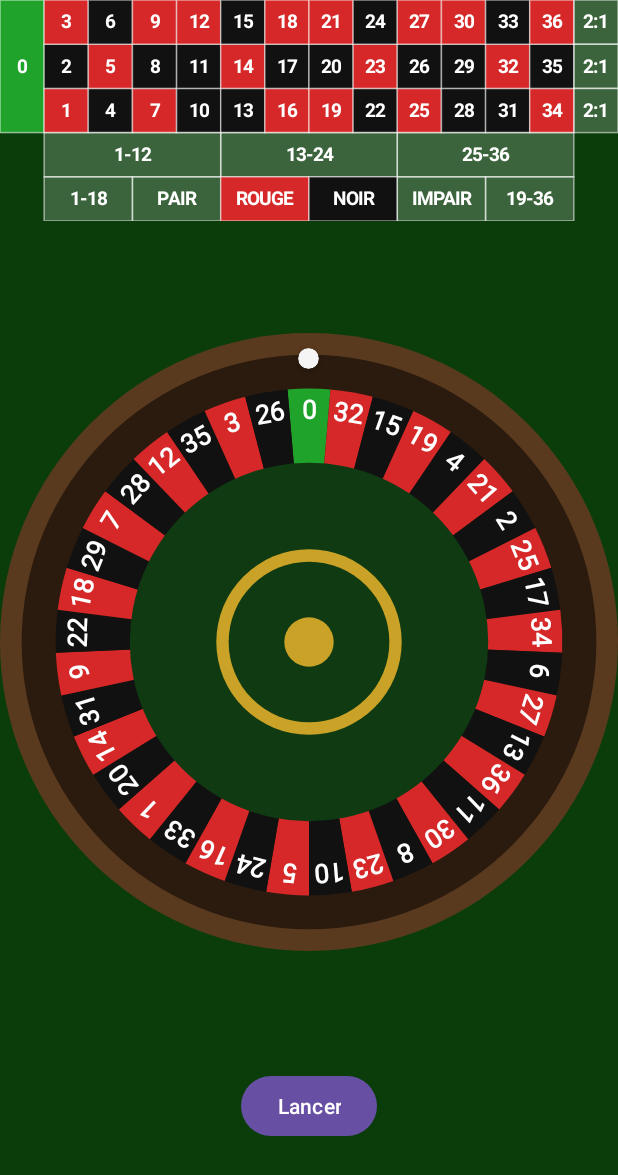
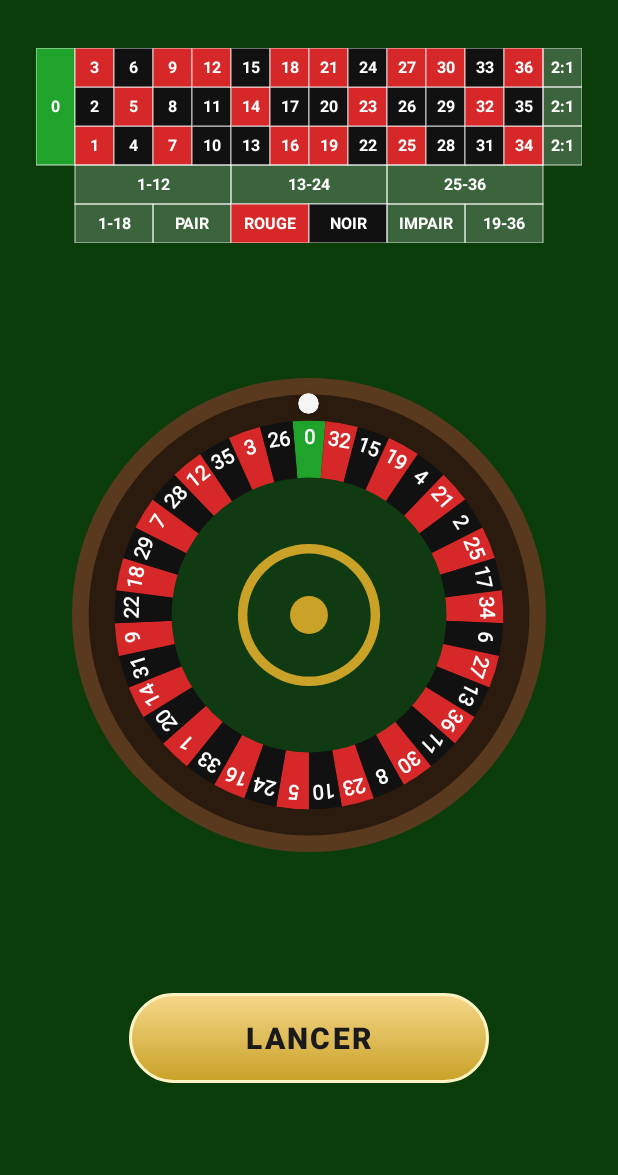
Before and after one commit to Nerbyfile/Gambling_Mania, an Android app: the Roulette_rotate_activity screen opened directly, with no data from a screen before it, on a phone screen of 412 x 824 dp. Shown: the top 1175 px of the screen. Run offline under Robolectric (Android 15) with nearby library versions, the phone set to English and light mode, and no system bars.

Commit message:
modif ui tirage a la roulette, ajout d'un fake historique quand creation d'un table de roulette et pb taille roulette history, reglage pb temps restant pour bet quand on arrive sur une roulette en multi

```diff
--- /dev/null
+++ b/app/src/main/res/drawable/btn_spin_bg.xml
@@ -0,0 +1,27 @@
+<?xml version="1.0" encoding="utf-8"?>
+<ripple xmlns:android="http://schemas.android.com/apk/res/android"
+    android:color="#66FFFFFF">
+    <item>
+        <selector>
+            <!-- désactivé (pendant le tirage) -->
+            <item android:state_enabled="false">
+                <shape android:shape="rectangle">
+                    <solid android:color="#8C8C8C" />
+                    <stroke android:width="2dp" android:color="#B5B5B5" />
+                    <corners android:radius="32dp" />
+                </shape>
+            </item>
+            <!-- actif : dégradé doré -->
+            <item>
+                <shape android:shape="rectangle">
+                    <gradient
+                        android:angle="270"
+                        android:endColor="#C9A227"
+                        android:startColor="#F5D78A" />
+                    <stroke android:width="2dp" android:color="#FFF3C4" />
+                    <corners android:radius="32dp" />
+                </shape>
+            </item>
+        </selector>
+    </item>
+</ripple>
--- a/app/src/main/res/layout/activity_roulette_rotate.xml
+++ b/app/src/main/res/layout/activity_roulette_rotate.xml
@@ -5,13 +5,14 @@
     android:id="@+id/main"
     android:layout_width="match_parent"
     android:layout_height="match_parent"
-    android:background="#0B3D0B"
-    android:padding="24dp">
+    android:background="#0B3D0B">
 
+    <!-- Table à l'horizontale, avec les paris -->
     <com.example.my_application_sandbox.MiniTableView
         android:id="@+id/mini_table"
         android:layout_width="0dp"
         android:layout_height="0dp"
+        android:layout_marginTop="8dp"
         app:layout_constraintDimensionRatio="H,14:5"
         app:layout_constraintEnd_toEndOf="parent"
         app:layout_constraintStart_toStartOf="parent"
@@ -26,6 +27,7 @@
         app:layout_constraintDimensionRatio="1:1"
         app:layout_constraintEnd_toEndOf="parent"
         app:layout_constraintStart_toStartOf="parent"
+        android:layout_marginHorizontal="24dp"
         android:layout_marginTop="12dp"
         app:layout_constraintTop_toBottomOf="@+id/mini_table">
 
@@ -59,10 +61,20 @@
         android:layout_width="wrap_content"
         android:layout_height="wrap_content"
         android:layout_marginTop="16dp"
-        android:text="Lancer"
+        android:text="LANCER"
         app:layout_constraintTop_toBottomOf="@+id/wheel_container"
         app:layout_constraintBottom_toBottomOf="parent"
         app:layout_constraintStart_toStartOf="parent"
-        app:layout_constraintEnd_toEndOf="parent" />
+        app:layout_constraintEnd_toEndOf="parent"
+        android:background="@drawable/btn_spin_bg"
+        android:elevation="6dp"
+        android:fontFamily="sans-serif-black"
+        android:letterSpacing="0.08"
+        android:minWidth="240dp"
+        android:minHeight="60dp"
+        android:paddingHorizontal="32dp"
+        android:textColor="#1A1A1A"
+        android:textSize="20sp"
+        app:backgroundTint="@null" />
 
 </androidx.constraintlayout.widget.ConstraintLayout>
```
Also changed, not shown: app/src/main/java/com/example/my_application_sandbox/ChipOverlayView.java (+7 -0 lines), app/src/main/java/com/example/my_application_sandbox/MiniTableView.java (+45 -9 lines), app/src/main/java/com/example/my_application_sandbox/RouletteHistory.java (+10 -0 lines), app/src/main/java/com/example/my_application_sandbox/RouletteTableSession.java (+23 -4 lines), app/src/main/java/com/example/my_application_sandbox/Roulette_activity.java (+44 -7 lines), app/src/main/java/com/example/my_application_sandbox/Roulette_rotate_activity.java (+27 -12 lines), app/src/main/java/com/example/my_application_sandbox/SalonRepository.java (+29 -3 lines), app/src/main/java/com/example/my_application_sandbox/SpinOverlayView.java (+8 -3 lines), app/src/main/res/layout/activity_roulette.xml (+9 -5 lines).
